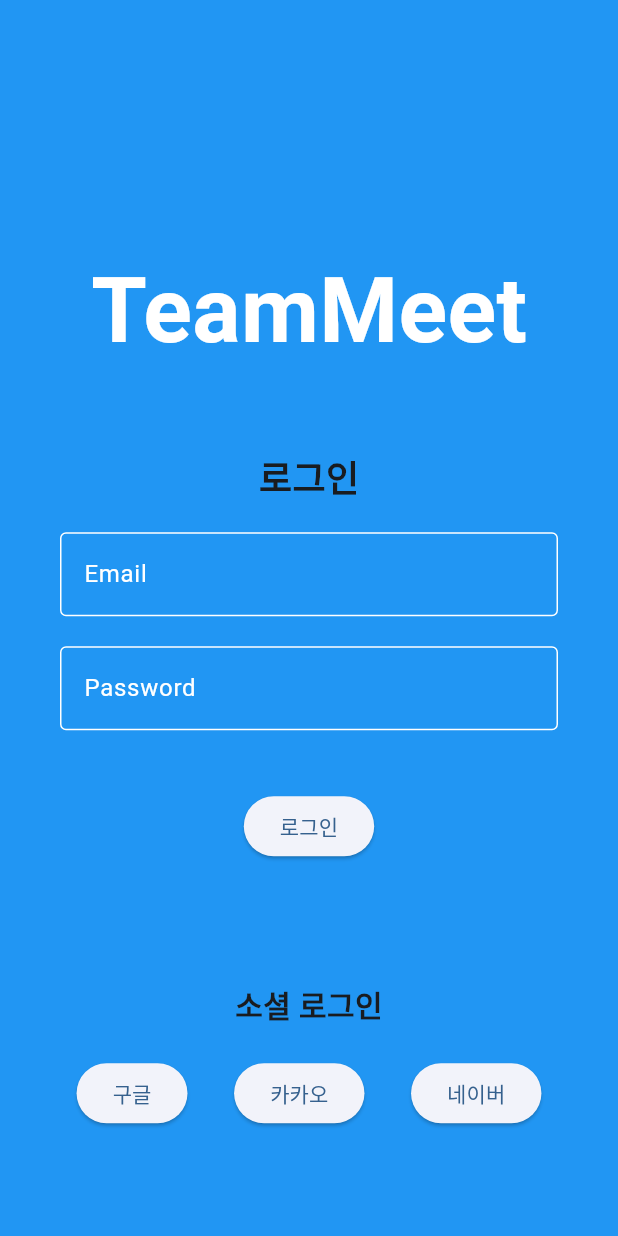
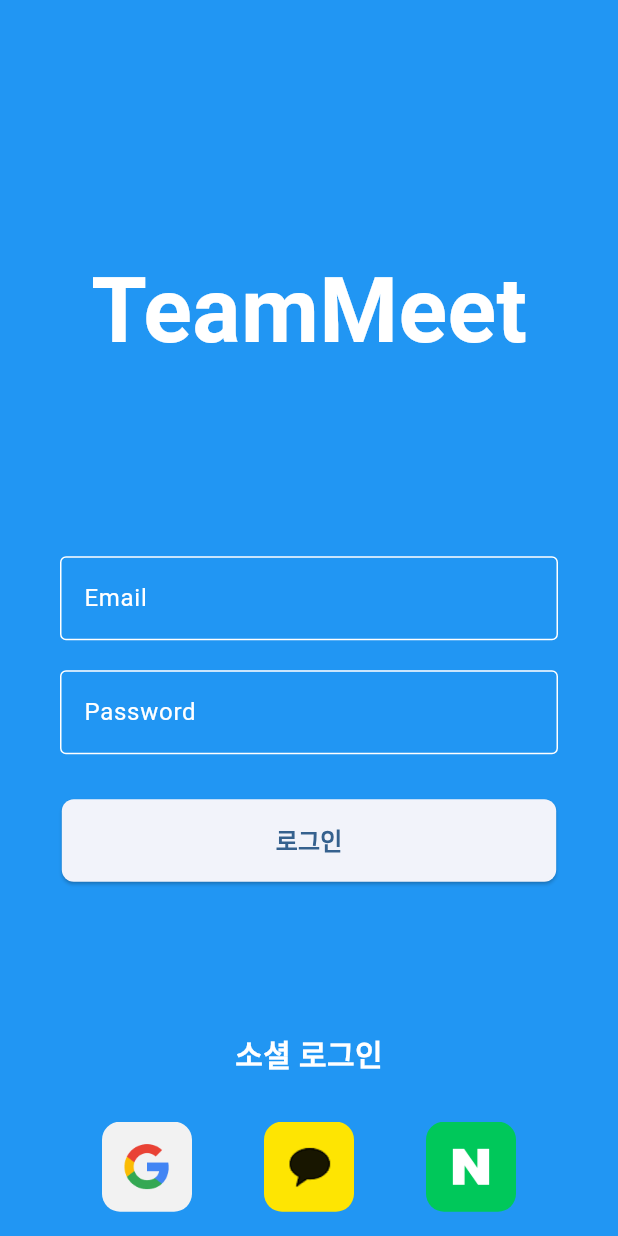
Before and after one commit to Luna0214/teammeet, a Flutter app: the screen it shows after launch, on a phone screen of 412 x 824 dp. Run offline on Flutter 3.47's test engine with Material 3 defaults, Android fonts, the phone set to English and light mode, and no system bars; our stand-ins replace firebase_auth, firebase_core; accounts and stored records are empty; generated files the repository leaves out were written again.

Commit message:
minor UI adjustment on Login Page

```diff
--- a/lib/features/auth/login_page.dart
+++ b/lib/features/auth/login_page.dart
@@ -1,5 +1,6 @@
 import 'package:flutter/material.dart';
 import 'login_service.dart';
+import '../../shared/widgets/popup_message.dart';
 
 class LoginPage extends StatefulWidget {
   const LoginPage({super.key});
@@ -57,9 +58,7 @@ class _LoginPageState extends State<LoginPage> {
           children: [
             SizedBox(height: MediaQuery.of(context).size.height * 0.2,),
             Text('TeamMeet', style: TextStyle(fontSize: 60, fontWeight: FontWeight.bold, color: Colors.white),),
-            SizedBox(height: 50,),
-            Text('로그인', style: TextStyle(fontSize: 24, fontWeight: FontWeight.bold),),
-            SizedBox(height: 20,),
+            SizedBox(height: 120,),
             Padding(
               padding: const EdgeInsets.symmetric(horizontal: 20.0),
               child: Column(
@@ -71,30 +70,134 @@ class _LoginPageState extends State<LoginPage> {
                 ],
               ),
             ),
-            SizedBox(height: 20,),
-            ElevatedButton(
-              onPressed: () {
-                LoginService.login(emailController.text, passwordController.text, context);
-              },
-              child: Text('로그인'),
+            SizedBox(height: 10,),
+            SizedBox(
+              width: MediaQuery.of(context).size.width * 0.8,
+              child: ElevatedButton(
+                onPressed: () {
+                  LoginService.login(emailController.text, passwordController.text, context);
+                },
+                style: ElevatedButton.styleFrom(
+                  padding: const EdgeInsets.symmetric(vertical: 16),
+                  shape: RoundedRectangleBorder(
+                    borderRadius: BorderRadius.circular(8),
+                  ),
+                ),
+                child: const Text(
+                  '로그인',
+                  style: TextStyle(
+                    fontSize: 16,
+                    fontWeight: FontWeight.bold,
+                  ),
+                ),
+              ),
             ),
-            SizedBox(height: 80),
-            Text('소셜 로그인', style: TextStyle(fontSize: 20, fontWeight: FontWeight.bold),),
-            SizedBox(height: 20,),
+            SizedBox(height: 100),
+            Text('소셜 로그인', style: TextStyle(fontSize: 20, fontWeight: FontWeight.bold, color: Colors.white),),
+            SizedBox(height: 30,),
             Row(
               mainAxisAlignment: MainAxisAlignment.spaceEvenly,
               children: [
-                ElevatedButton(
-                  onPressed: () {},
-                  child: Text('구글'),
+                // 구글 로그인
+                GestureDetector(
+                  onTap: () {
+                    PopupMessage.showMessage(context, '알림', '준비중인 서비스');
+                  },
+                  child: Container(
+                    width: 60,
+                    height: 60,
+                    decoration: BoxDecoration(
+                      borderRadius: BorderRadius.circular(12),
+                    ),
+                    child: ClipRRect(
+                      borderRadius: BorderRadius.circular(12),
+                      child: Image.asset(
+                        'assets/images/google_logo.png',
+                        fit: BoxFit.cover,
+                        errorBuilder: (context, error, stackTrace) {
+                          return Container(
+                            decoration: BoxDecoration(
+                              color: Colors.white,
+                              borderRadius: BorderRadius.circular(12),
+                            ),
+                            child: const Icon(
+                              Icons.g_mobiledata,
+                              size: 30,
+                              color: Colors.red,
+                            ),
+                          );
+                        },
+                      ),
+                    ),
+                  ),
                 ),
-                ElevatedButton(
-                  onPressed: () {},
-                  child: Text('카카오'),
+
+                // 카카오톡 로그인
+                GestureDetector(
+                  onTap: () {
+                    PopupMessage.showMessage(context, '알림', '준비중인 서비스');
+                  },
+                  child: Container(
+                    width: 60,
+                    height: 60,
+                    decoration: BoxDecoration(
+                      borderRadius: BorderRadius.circular(12),
+                    ),
+                    child: ClipRRect(
+                      borderRadius: BorderRadius.circular(12),
+                      child: Image.asset(
+                        'assets/images/kakaotalk_logo.png',
+                        fit: BoxFit.cover,
+                        errorBuilder: (context, error, stackTrace) {
+                          return Container(
+                            decoration: BoxDecoration(
+                              color: const Color(0xFFFEE500),
+                              borderRadius: BorderRadius.circular(12),
+                            ),
+                            child: const Icon(
+                              Icons.chat_bubble,
+                              size: 30,
+                              color: Color(0xFF3C1E1E),
+                            ),
+                          );
+                        },
+                      ),
+                    ),
+                  ),
                 ),
-                ElevatedButton(
-                  onPressed: () {},
-                  child: Text('네이버'),
+
+                // 네이버 로그인
+                GestureDetector(
+                  onTap: () {
+                    PopupMessage.showMessage(context, '알림', '준비중인 서비스');
+                  },
+                  child: Container(
+                    width: 60,
+                    height: 60,
+                    decoration: BoxDecoration(
+                      borderRadius: BorderRadius.circular(12),
+                    ),
+                    child: ClipRRect(
+                      borderRadius: BorderRadius.circular(12),
+                      child: Image.asset(
+                        'assets/images/naver_logo.png',
+                        fit: BoxFit.cover,
+                        errorBuilder: (context, error, stackTrace) {
+                          return Container(
+                            decoration: BoxDecoration(
+                              color: const Color(0xFF03C75A),
+                              borderRadius: BorderRadius.circular(12),
+                            ),
+                            child: const Icon(
+                              Icons.text_fields,
+                              size: 30,
+                              color: Colors.white,
+                            ),
+                          );
+                        },
+                      ),
+                    ),
+                  ),
                 ),
               ],
             ),
--- a/lib/features/auth/login_service.dart
+++ b/lib/features/auth/login_service.dart
@@ -2,6 +2,7 @@ import 'package:flutter/material.dart';
 import 'package:firebase_auth/firebase_auth.dart';
 import '../home/home_page.dart';
 import 'login_page.dart';
+import '../../shared/app_router.dart';
 
 class LoginService {
   static Future<void> login(String email, String password, BuildContext context) async {
@@ -24,7 +25,7 @@ class LoginService {
       debugPrint('Firebase Auth userCredential: ${userCredential.user?.uid}');
 
       if (context.mounted && userCredential.user != null) {
-        Navigator.pushAndRemoveUntil(context, MaterialPageRoute(builder: (context) => HomePage()), (route) => false);
+        AppRouter.pushAndRemoveUntil(const HomePage());
       } else {
         debugPrint('Firebase Auth userCredential: ${userCredential.user?.uid}');
       }
@@ -66,6 +67,7 @@ class LoginService {
       context: context,
       builder: (BuildContext context) {
         return AlertDialog(
+          icon: const Icon(Icons.error, size: 40, color: Colors.red,),
           title: Text(title),
           content: Text(message),
           actions: [
@@ -91,7 +93,7 @@ class LoginService {
     }
 
     if (context.mounted) {
-      Navigator.push(context, MaterialPageRoute(builder: (context) => LoginPage()));
+      AppRouter.pushAndRemoveUntil(LoginPage());
     }
   }
 }
--- a/lib/main.dart
+++ b/lib/main.dart
@@ -1,6 +1,7 @@
 import 'package:flutter/material.dart';
 import 'package:firebase_core/firebase_core.dart';
 import 'package:teammeet/features/auth/login_page.dart';
+import 'package:teammeet/shared/app_router.dart';
 import 'firebase_options.dart';
 
 void main() async {
@@ -18,6 +19,7 @@ class MyApp extends StatelessWidget {
   @override
   Widget build(BuildContext context) {
     return MaterialApp(
+      navigatorKey: AppRouter.navigatorKey,
       debugShowCheckedModeBanner: false,
       title: 'teammeet',
       theme: ThemeData(
--- /dev/null
+++ b/lib/shared/app_router.dart
@@ -0,0 +1,17 @@
+import 'package:flutter/material.dart';
+
+class AppRouter {
+  static final GlobalKey<NavigatorState> navigatorKey = GlobalKey<NavigatorState>();
+
+  static void push(Widget page) {
+    navigatorKey.currentState?.push(MaterialPageRoute(builder: (context) => page));
+  }
+
+  static void pushAndRemoveUntil(Widget page) {
+    navigatorKey.currentState?.pushAndRemoveUntil(MaterialPageRoute(builder: (context) => page), (route) => false);
+  }
+
+  static void pop() {
+    navigatorKey.currentState?.pop();
+  }
+}
--- a/pubspec.yaml
+++ b/pubspec.yaml
@@ -60,6 +60,10 @@ flutter:
   # the material Icons class.
   uses-material-design: true
 
+  assets:
+    - assets/images/
+    - assets/icons/
+    - assets/animations/
   # To add assets to your application, add an assets section, like this:
   # assets:
   #   - images/a_dot_burr.jpeg
```
Also changed, not shown: lib/shared/widgets/popup_message.dart (added, +13 -0 lines), assets/images/google_logo.png (added), assets/images/kakaotalk_logo.png (added), assets/images/naver_logo.png (added), lib/features/chat/user_list.dart (added), 1 other file.
